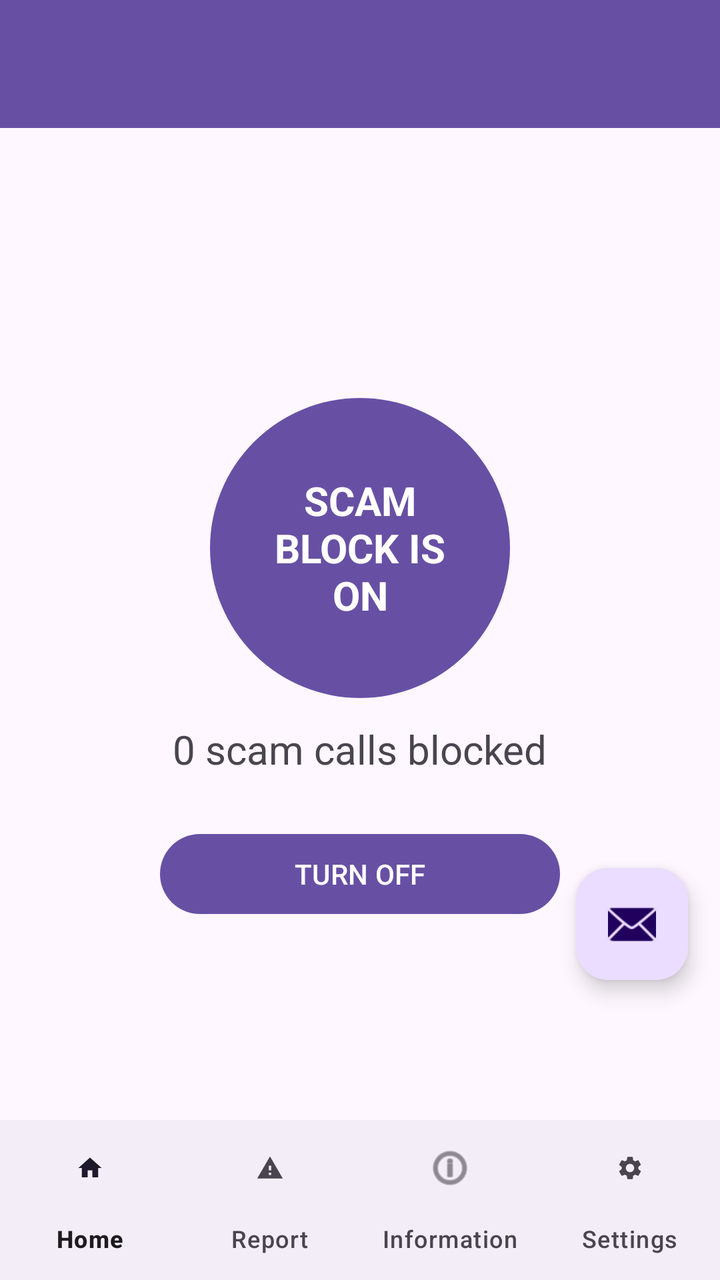
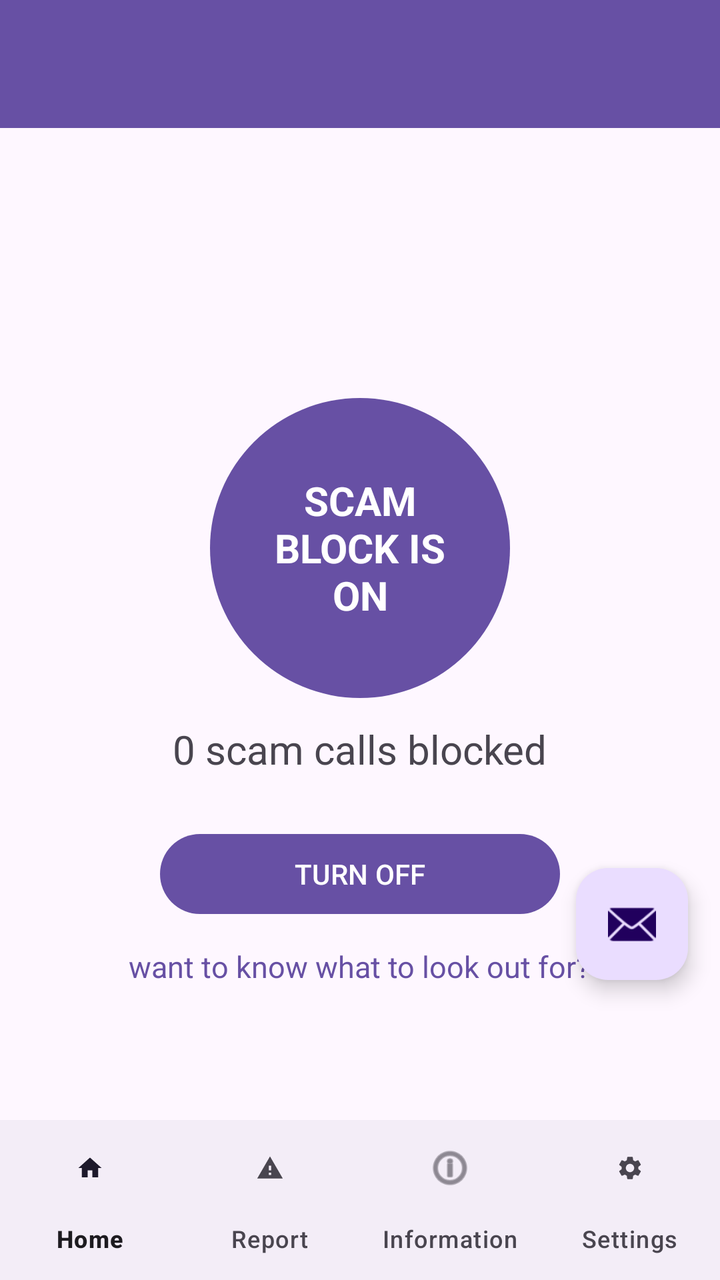

Before-and-after screenshots of an Android layout around one commit, followed by the original layout XML and the change that was made.
<!-- AndroidManifest.xml: activity theme Theme.ScamCallDetector -->
<!-- res/layout/activity_main.xml -->
<?xml version="1.0" encoding="utf-8"?>
<androidx.coordinatorlayout.widget.CoordinatorLayout xmlns:android="http://schemas.android.com/apk/res/android"
    xmlns:app="http://schemas.android.com/apk/res-auto"
    xmlns:tools="http://schemas.android.com/tools"
    android:id="@+id/main"
    android:layout_width="match_parent"
    android:layout_height="match_parent"
    android:fitsSystemWindows="true"
    tools:context=".MainActivity">

    <com.google.android.material.appbar.AppBarLayout
        android:id="@+id/appBarLayout"
        android:layout_width="match_parent"
        android:layout_height="wrap_content"
        android:fitsSystemWindows="true">

        <androidx.appcompat.widget.Toolbar
            android:id="@+id/toolbar"
            android:layout_width="match_parent"
            android:layout_height="wrap_content"
            android:background="?attr/colorPrimary"
            android:minHeight="?attr/actionBarSize"
            android:theme="?attr/actionBarTheme" />

    </com.google.android.material.appbar.AppBarLayout>

    



    <LinearLayout
        android:id="@+id/scam_block_section"
        android:layout_width="match_parent"
        android:layout_height="wrap_content"
        android:orientation="vertical"
        android:gravity="center"
        android:padding="24dp"
        android:layout_marginTop="150dp"
        >



        <TextView
            android:id="@+id/scam_block_status"
            android:layout_width="150dp"
            android:layout_height="150dp"
            android:layout_marginTop="25dp"
            android:padding="20dp"
            android:layout_gravity="center_horizontal"
            android:gravity="center"
            android:background="@drawable/circle"
            android:text="SCAM BLOCK IS ON"
            android:textColor="#FFFFFF"
            android:textSize="20sp"
            android:textStyle="bold" />

        <TextView
            android:id="@+id/blocked_call_count"
            android:layout_width="wrap_content"
            android:layout_height="wrap_content"
            android:layout_marginTop="12dp"
            android:text="0 scam calls blocked"
            android:textSize="20sp" />

        <Button
            android:id="@+id/scam_block_button"
            android:layout_width="200dp"
            android:layout_height="wrap_content"
            android:layout_marginTop="25dp"
            android:text="TURN OFF"/>

    </LinearLayout>

    <com.google.android.material.floatingactionbutton.FloatingActionButton
        android:id="@+id/fab"
        android:layout_width="wrap_content"
        android:layout_height="wrap_content"
        android:layout_gravity="bottom|end"
        android:layout_marginEnd="@dimen/fab_margin"
        android:layout_marginBottom="150dp"
        app:srcCompat="@android:drawable/ic_dialog_email" />

    <com.google.android.material.bottomnavigation.BottomNavigationView
        android:id="@+id/bottomNavigationView"
        android:layout_width="match_parent"
        android:layout_height="wrap_content"
        android:layout_gravity="bottom"
        app:labelVisibilityMode="labeled"
        app:menu="@menu/menu_scam_call" />

    






</androidx.coordinatorlayout.widget.CoordinatorLayout>
<!-- resources referenced by this layout -->
<resources>
  <dimen name="fab_margin">16dp</dimen>
  <!-- drawable circle (drawable) -->
  <shape xmlns:android="http://schemas.android.com/apk/res/android"
      android:shape="oval">
  
      <solid android:color="#6750A4" />
  
      <size
          android:width="250dp"
          android:height="250dp" />
  
  </shape>
  <style name="Theme.ScamCallDetector" parent="Base.Theme.ScamCallDetector" />
  <style name="Base.Theme.ScamCallDetector" parent="Theme.Material3.DayNight.NoActionBar">
          
          
      </style>
</resources>

<!-- the commit's change to res/layout/activity_main.xml (unified diff, before → after) -->
@@ -69,6 +69,18 @@
             android:layout_marginTop="25dp"
             android:text="TURN OFF"/>
 
+
+        <TextView
+            android:id="@+id/information_link"
+            android:layout_width="wrap_content"
+            android:layout_height="wrap_content"
+            android:layout_marginTop="12dp"
+            android:text="want to know what to look out for?"
+            android:textSize="15sp"
+            android:textColor="#6750A4"
+            android:clickable="true"
+            android:focusable="true" />
+
     </LinearLayout>
 
     <com.google.android.material.floatingactionbutton.FloatingActionButton
